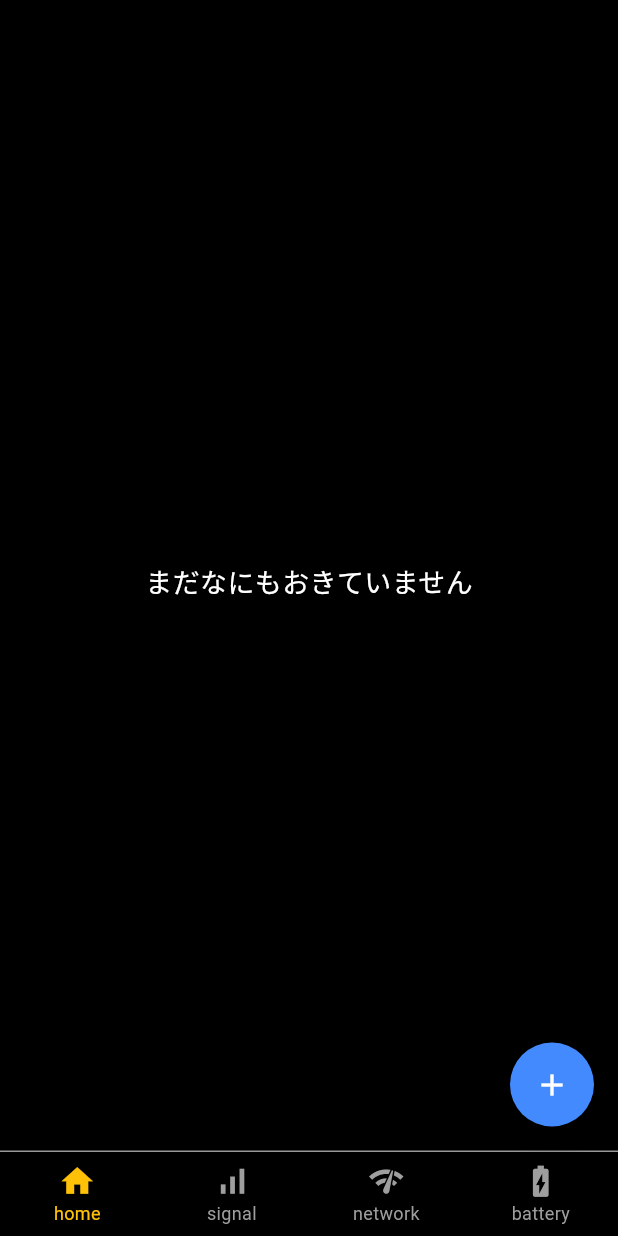
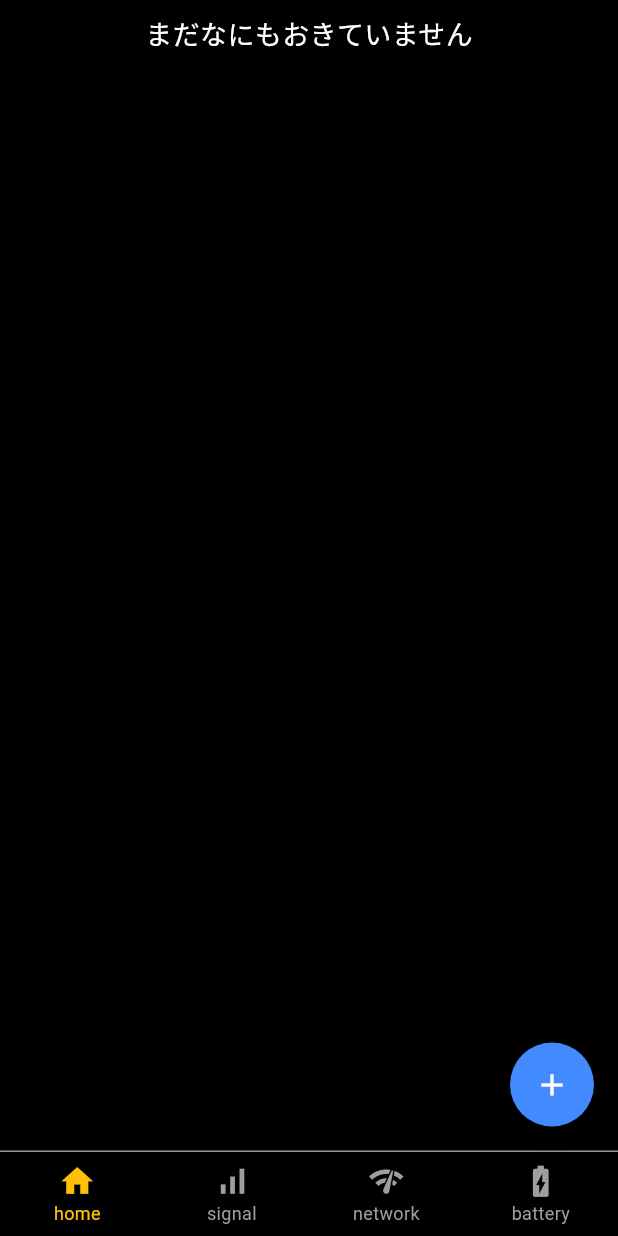
Before and after one commit to Rei0404nakada/learning_ui, a Flutter app: the screen it shows after launch, after a tap on the "add" icon, after a tap on "キャンセル", on a phone screen of 412 x 824 dp. Run offline on Flutter 3.47's test engine with Material 3 defaults, Android fonts, the phone set to English and light mode, and no system bars; our stand-ins replace shared_preferences.

Commit message:
fix: エラー修正

```diff
--- a/lib/home.dart
+++ b/lib/home.dart
@@ -5,27 +5,62 @@ class Home extends StatefulWidget {
   const Home({super.key});
 
   @override
-  State<Home> createState() => _HomeState();
+  State<Home> createState() => HomeState();
 }
 
-class _HomeState extends State<Home> {
+class HomeState extends State<Home> {
   late List<String>? tweet;
   List<bool> select = [];
-  void selectList() {
-    for (var i = 0; i < tweet!.length; i++) {
-      select.add(false);
+
+  void saveFavorite() async {
+    List<String> favoriteString = [];
+    for (var i = 0; i < select.length; i++) {
+      if (select[i]) {
+        favoriteString.add('true');
+      } else {
+        favoriteString.add('false');
+      }
     }
+    SharedPreferences prefs = await SharedPreferences.getInstance();
+    prefs.setStringList('favoriteSave', favoriteString);
+    print('favoriteString$favoriteString');
   }
 
   Future<List<String>?> getText() async {
+    // List<bool> favoriteBool = [];
     SharedPreferences prefs = await SharedPreferences.getInstance();
+    // List<String> favorite = prefs.getStringList('favoriteSave') ?? [];
     tweet = prefs.getStringList('tweetText');
+    // print('favorite$favorite');
+    // for (var i = 0; i < favorite.length; i++) {
+    //   if (favorite[i] == 'true') {
+    //     favoriteBool.add(true);
+    //   } else {
+    //     favoriteBool.add(false);
+    //   }
+    // }
+
+    // if (favoriteBool.isNotEmpty) {
+    //   print('favoriteBool$favoriteBool');
+    //   select = favoriteBool;
+    // }
+    if (select.length != tweet!.length) {
+      // select.add(false);
+      // select = [false, false, false, false, false, false];
+      for (var i = 0; i < tweet!.length; i++) {
+        select.add(false);
+      }
+      print('select$select');
+      print('tweet!$tweet');
+    }
+
     return tweet;
   }
 
   @override
   Widget build(BuildContext context) {
-    return Center(
+    return Align(
+      alignment: Alignment.topCenter,
       child: SingleChildScrollView(
         child: Column(
           children: <Widget>[
@@ -34,14 +69,14 @@ class _HomeState extends State<Home> {
               builder: (BuildContext context,
                   AsyncSnapshot<List<String>?> snapshot) {
                 if (snapshot.hasData) {
-                  selectList();
                   List<String>? data = snapshot.data;
                   int dataLength = data!.length;
                   return Column(
                     children: <Widget>[
                       for (int i = 0; i < dataLength; i++) ...{
                         Container(
-                          padding: const EdgeInsets.all(20),
+                          padding: const EdgeInsets.only(
+                              top: 20, right: 10, bottom: 0, left: 20),
                           width: double.infinity,
                           decoration: const BoxDecoration(
                             border: Border(
@@ -55,11 +90,13 @@ class _HomeState extends State<Home> {
                                 child: Row(
                                   mainAxisAlignment: MainAxisAlignment.start,
                                   children: <Widget>[
-                                    Text(
-                                      data[dataLength - i - 1],
-                                      style: const TextStyle(
-                                        fontSize: 18,
-                                        color: Colors.white,
+                                    Flexible(
+                                      child: Text(
+                                        data[dataLength - i - 1],
+                                        style: const TextStyle(
+                                          fontSize: 18,
+                                          color: Colors.white,
+                                        ),
                                       ),
                                     ),
                                   ],
@@ -86,6 +123,7 @@ class _HomeState extends State<Home> {
                                       setState(() {
                                         select[dataLength - i - 1] =
                                             !select[dataLength - i - 1];
+                                        saveFavorite();
                                         print(i);
                                       });
                                     },
```
